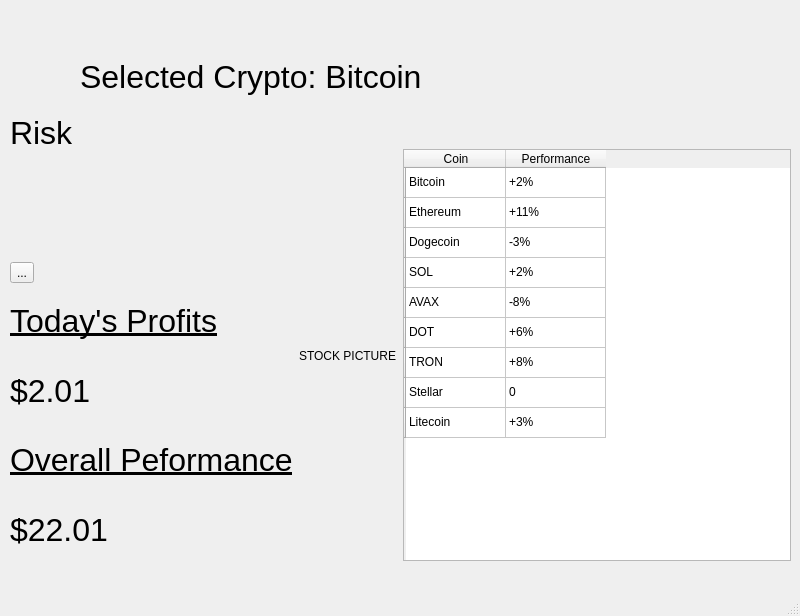
asmithie13/BitBlitz, file StartScreen.ui: the form before one commit.
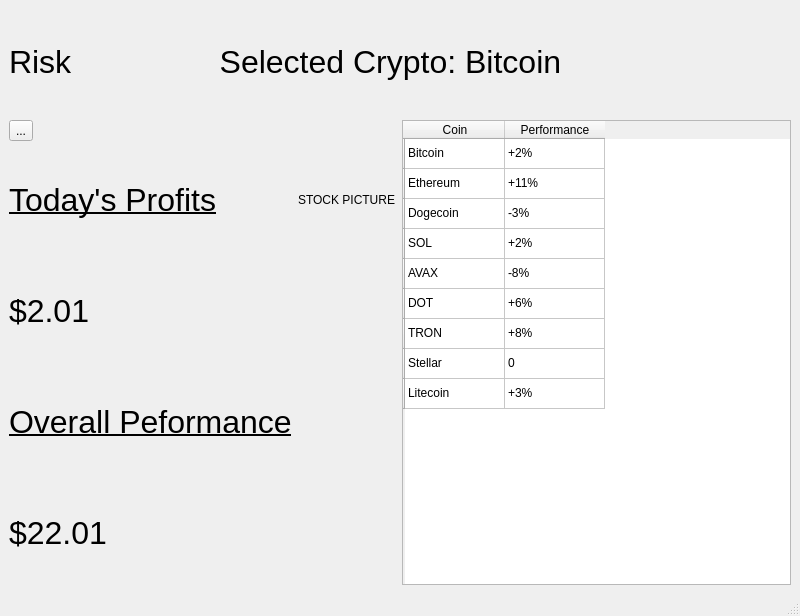
The form after the commit.

What changed in the file:
```diff
--- a/StartScreen.ui
+++ b/StartScreen.ui
@@ -14,19 +14,8 @@
    <string>MainWindow</string>
   </property>
   <widget class="QWidget" name="centralwidget">
-   <widget class="QWidget" name="">
-    <property name="geometry">
-     <rect>
-      <x>10</x>
-      <y>10</y>
-      <width>781</width>
-      <height>551</height>
-     </rect>
-    </property>
     <layout class="QGridLayout" name="gridLayout">
-     <item row="0" column="0" rowspan="2">
-      <layout class="QVBoxLayout" name="verticalLayout">
-       <item>
+    <item row="0" column="0">
         <widget class="QLabel" name="label_3">
          <property name="font">
           <font>
@@ -39,15 +28,6 @@
          </property>
         </widget>
        </item>
-       <item>
-        <widget class="QToolButton" name="toolButton">
-         <property name="text">
-          <string>...</string>
-         </property>
-        </widget>
-       </item>
-      </layout>
-     </item>
      <item row="0" column="1" colspan="3">
       <widget class="QLabel" name="label">
        <property name="font">
@@ -57,11 +37,18 @@
         </font>
        </property>
        <property name="text">
-        <string>Selected Crypto: Bitcoin</string>
+       <string>            Selected Crypto: Bitcoin</string>
        </property>
       </widget>
      </item>
-     <item row="1" column="3" rowspan="3">
+    <item row="1" column="0">
+     <widget class="QToolButton" name="toolButton">
+      <property name="text">
+       <string>...</string>
+      </property>
+     </widget>
+    </item>
+    <item row="1" column="3" rowspan="5">
       <widget class="QTableWidget" name="tableWidget">
        <row>
         <property name="text">
@@ -211,8 +198,6 @@
       </widget>
      </item>
      <item row="2" column="0" colspan="2">
-      <layout class="QVBoxLayout" name="verticalLayout_2">
-       <item>
         <widget class="QLabel" name="label_4">
          <property name="font">
           <font>
@@ -226,21 +211,6 @@
          </property>
         </widget>
        </item>
-       <item>
-        <widget class="QLabel" name="label_5">
-         <property name="font">
-          <font>
-           <family>Arial</family>
-           <pointsize>24</pointsize>
-          </font>
-         </property>
-         <property name="text">
-          <string>$2.01</string>
-         </property>
-        </widget>
-       </item>
-      </layout>
-     </item>
      <item row="2" column="2">
       <widget class="QLabel" name="label_2">
        <property name="text">
@@ -248,9 +218,20 @@
        </property>
       </widget>
      </item>
-     <item row="3" column="0" colspan="2">
-      <layout class="QVBoxLayout" name="verticalLayout_3">
-       <item>
+    <item row="3" column="0">
+     <widget class="QLabel" name="label_5">
+      <property name="font">
+       <font>
+        <family>Arial</family>
+        <pointsize>24</pointsize>
+       </font>
+      </property>
+      <property name="text">
+       <string>$2.01</string>
+      </property>
+     </widget>
+    </item>
+    <item row="4" column="0" colspan="2">
         <widget class="QLabel" name="label_6">
          <property name="font">
           <font>
@@ -264,7 +245,7 @@
          </property>
         </widget>
        </item>
-       <item>
+    <item row="5" column="0">
         <widget class="QLabel" name="label_7">
          <property name="font">
           <font>
@@ -278,9 +259,6 @@
         </widget>
        </item>
       </layout>
-     </item>
-    </layout>
-   </widget>
   </widget>
   <widget class="QMenuBar" name="menubar">
    <property name="geometry">
```
Left out of the diff: 2 changed lines with no effect on the pictures. Lines whose indentation alone changed are shown as unchanged.
